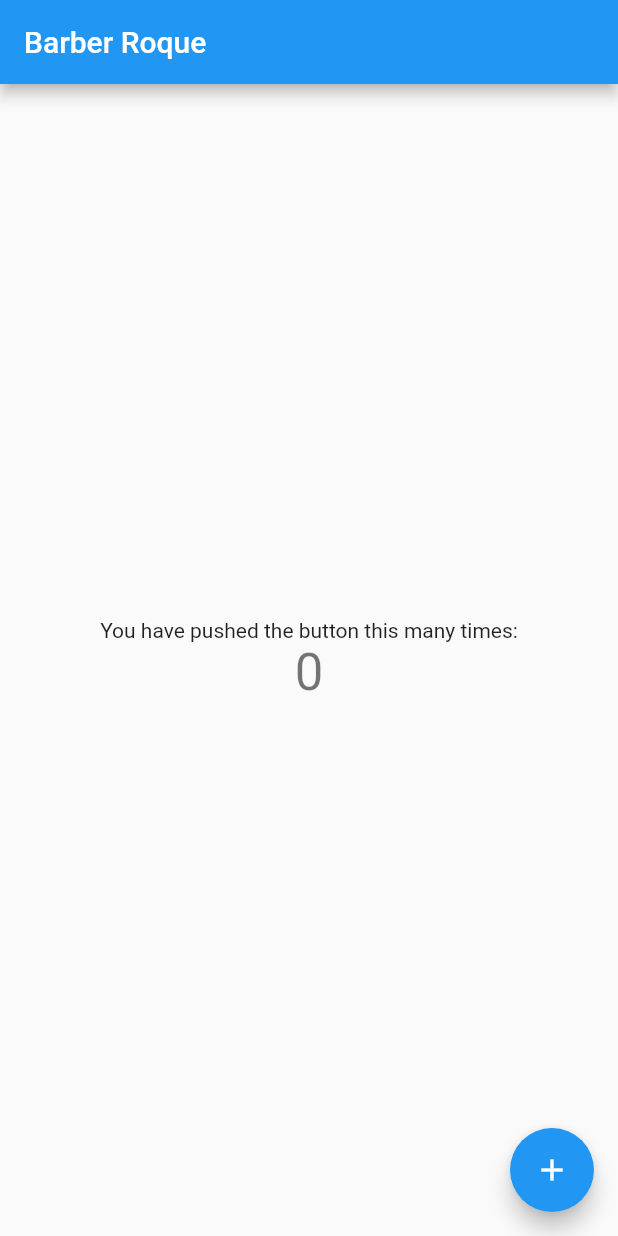
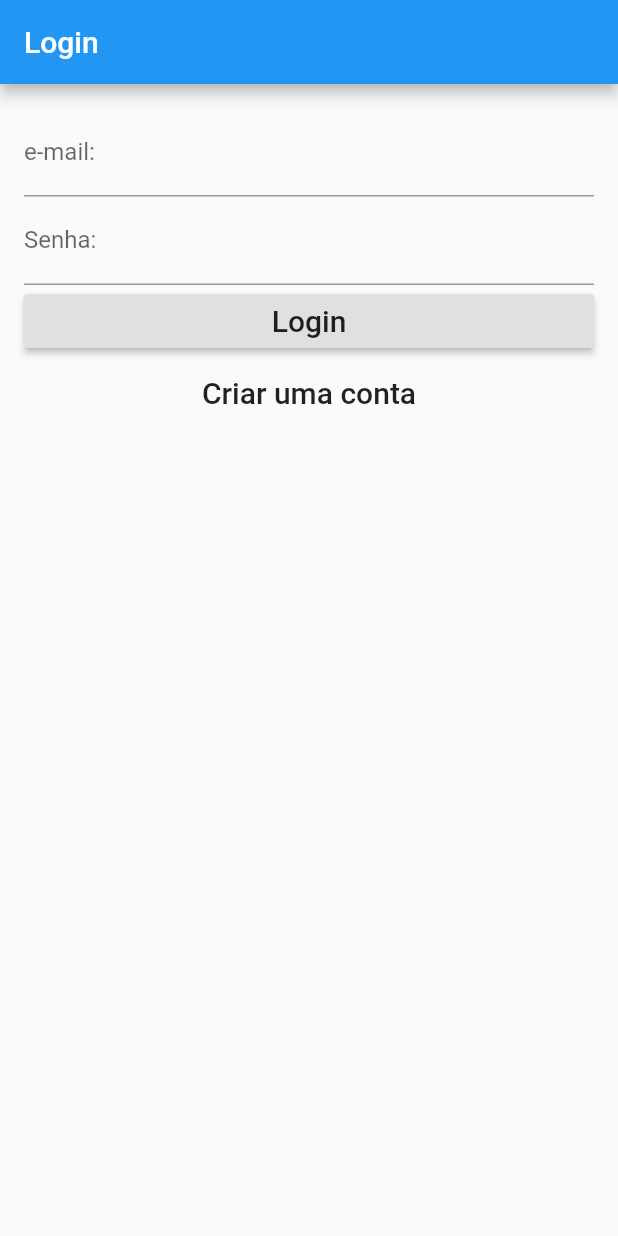
Before and after one commit to JeffersonRoque/barber_roque, a Flutter app: the screen it shows after launch, on a phone screen of 412 x 824 dp. Run offline on Flutter 3.47's test engine with Material 2 defaults, Android fonts, the phone set to English and light mode, and no system bars; our stand-ins replace firebase_auth; accounts and stored records are empty.

Commit message:
Criação login/ registro usuário - Firebase

```diff
--- /dev/null
+++ b/lib/login_page.dart
@@ -0,0 +1,134 @@
+import 'package:flutter/material.dart';
+import 'package:firebase_auth/firebase_auth.dart';
+
+class LoginPage extends StatefulWidget {
+
+  @override
+  State<StatefulWidget> createState() => new _LoginPageState();
+}
+
+//Tipo de Formulários
+enum FormType {
+  login,
+  register
+}
+
+class _LoginPageState extends State<LoginPage>{
+
+  final formKey = new GlobalKey<FormState>();
+
+  String _email;
+  String _password;
+  FormType _formType = FormType.login;
+
+  bool validateAndSave(){
+    final form = formKey.currentState;
+    if(form.validate()){
+      form.save();
+      return true;
+    }
+    return false;
+  }
+
+  //Ação do Botão
+  void validateAndSubmit() async{
+    if (validateAndSave()){
+      try{
+        if(_formType == FormType.login){
+          final FirebaseUser user = (await FirebaseAuth.instance.signInWithEmailAndPassword(email: _email, password: _password)).user;
+          print('Signed in: ${user.uid}');
+        }else{
+          final FirebaseUser user = (await FirebaseAuth.instance.createUserWithEmailAndPassword(email: _email, password: _password,)).user;
+          print('Registered in: ${user.uid}');
+        }
+      }
+      catch (e){
+        print('Error $e');
+      }
+    }
+  }
+
+  void moveToRegister(){
+    formKey.currentState.reset();
+    setState(() {
+      _formType = FormType.register;
+    });
+  }
+
+  void moveToLogin(){
+    formKey.currentState.reset();
+    setState(() {
+      _formType = FormType.login;
+    });
+  }
+
+  //Conteúdo da Página
+  @override
+    Widget build(BuildContext context) {
+      return new Scaffold(
+        appBar: new AppBar(title: new Text('Login')
+        ),
+        body: new Container(
+          padding: EdgeInsets.all(16.0), //Distancia entre os formulários
+          child: new Form(
+            key: formKey,
+            child: new Column(
+              crossAxisAlignment: CrossAxisAlignment.stretch, //posição do botão
+              children: buildInputs() + buildSubmitButton(),
+            ),
+          ),
+        ),
+      );
+    }
+
+    // Formulários
+    List<Widget> buildInputs(){
+      return [
+        //e-mail
+        new TextFormField(
+          decoration: new InputDecoration(labelText: 'e-mail:'),
+          validator: (value) => value.isEmpty ? "e-mail obrigatório !" : null,
+          onSaved: (value) => _email = value,
+        ),
+        //senha
+        new TextFormField(
+          decoration: new InputDecoration(labelText: 'Senha:'),
+          obscureText: true,
+          validator: (value) => value.isEmpty ? "senha obrigatória !" : null,
+          onSaved: (value) => _password = value,
+        ),
+      ];
+    }
+
+    //Botões
+    List<Widget> buildSubmitButton(){
+      if(_formType == FormType.login){
+        return [
+          //Login
+          new RaisedButton(
+            child: new Text('Login', style: new TextStyle(fontSize: 20.0)),
+            onPressed: validateAndSubmit,
+          ),
+          //Criar uma conta
+          new FlatButton(
+            onPressed: moveToRegister,
+            child: new Text('Criar uma conta', style: new TextStyle(fontSize: 20.0)),
+          ),
+        ];
+      } else{
+        return [
+          //Criar conta
+          new RaisedButton(
+            child: new Text('Criar conta', style: new TextStyle(fontSize: 20.0)),
+            onPressed: validateAndSubmit,
+          ),
+          //Retornar
+          new FlatButton(
+            onPressed: moveToLogin,
+            child: new Text('Já possui uma conta? Login', style: new TextStyle(fontSize: 20.0)),
+          ),
+        ];
+      }
+
+    }
+}
--- a/lib/main.dart
+++ b/lib/main.dart
@@ -1,111 +1,21 @@
 import 'package:flutter/material.dart';
+import 'login_page.dart';
 
-void main() => runApp(MyApp());
-
-class MyApp extends StatelessWidget {
-  // This widget is the root of your application.
-  @override
-  Widget build(BuildContext context) {
-    return MaterialApp(
-      title: 'Flutter Demo',
-      theme: ThemeData(
-        // This is the theme of your application.
-        //
-        // Try running your application with "flutter run". You'll see the
-        // application has a blue toolbar. Then, without quitting the app, try
-        // changing the primarySwatch below to Colors.green and then invoke
-        // "hot reload" (press "r" in the console where you ran "flutter run",
-        // or simply save your changes to "hot reload" in a Flutter IDE).
-        // Notice that the counter didn't reset back to zero; the application
-        // is not restarted.
-        primarySwatch: Colors.blue,
-      ),
-      home: MyHomePage(title: 'Barber Roque'),
-    );
-  }
+void main() {
+  runApp(new MyApp());
 }
 
-class MyHomePage extends StatefulWidget {
-  MyHomePage({Key key, this.title}) : super(key: key);
-
-  // This widget is the home page of your application. It is stateful, meaning
-  // that it has a State object (defined below) that contains fields that affect
-  // how it looks.
-
-  // This class is the configuration for the state. It holds the values (in this
-  // case the title) provided by the parent (in this case the App widget) and
-  // used by the build method of the State. Fields in a Widget subclass are
-  // always marked "final".
-
-  final String title;
+class MyApp extends StatelessWidget{
 
   @override
-  _MyHomePageState createState() => _MyHomePageState();
+    Widget build(BuildContext context){
+
+      return new MaterialApp(
+        title: "Baber Roque login",
+        theme: new ThemeData(
+          primarySwatch: Colors.blue,
+        ),
+        home: new LoginPage(), //Pagina principal
+      );
+    }
 }
-
-class _MyHomePageState extends State<MyHomePage> {
-  int _counter = 0;
-
-  void _incrementCounter() {
-    setState(() {
-      // This call to setState tells the Flutter framework that something has
-      // changed in this State, which causes it to rerun the build method below
-      // so that the display can reflect the updated values. If we changed
-      // _counter without calling setState(), then the build method would not be
-      // called again, and so nothing would appear to happen.
-      _counter++;
-    });
-  }
-
-  @override
-  Widget build(BuildContext context) {
-    // This method is rerun every time setState is called, for instance as done
-    // by the _incrementCounter method above.
-    //
-    // The Flutter framework has been optimized to make rerunning build methods
-    // fast, so that you can just rebuild anything that needs updating rather
-    // than having to individually change instances of widgets.
-    return Scaffold(
-      appBar: AppBar(
-        // Here we take the value from the MyHomePage object that was created by
-        // the App.build method, and use it to set our appbar title.
-        title: Text(widget.title),
-      ),
-      body: Center(
-        // Center is a layout widget. It takes a single child and positions it
-        // in the middle of the parent.
-        child: Column(
-          // Column is also a layout widget. It takes a list of children and
-          // arranges them vertically. By default, it sizes itself to fit its
-          // children horizontally, and tries to be as tall as its parent.
-          //
-          // Invoke "debug painting" (press "p" in the console, choose the
-          // "Toggle Debug Paint" action from the Flutter Inspector in Android
-          // Studio, or the "Toggle Debug Paint" command in Visual Studio Code)
-          // to see the wireframe for each widget.
-          //
-          // Column has various properties to control how it sizes itself and
-          // how it positions its children. Here we use mainAxisAlignment to
-          // center the children vertically; the main axis here is the vertical
-          // axis because Columns are vertical (the cross axis would be
-          // horizontal).
-          mainAxisAlignment: MainAxisAlignment.center,
-          children: <Widget>[
-            Text(
-              'You have pushed the button this many times:',
-            ),
-            Text(
-              '$_counter',
-              style: Theme.of(context).textTheme.display1,
-            ),
-          ],
-        ),
-      ),
-      floatingActionButton: FloatingActionButton(
-        onPressed: _incrementCounter,
-        tooltip: 'Increment',
-        child: Icon(Icons.add),
-      ), // This trailing comma makes auto-formatting nicer for build methods.
-    );
-  }
-}
--- a/pubspec.yaml
+++ b/pubspec.yaml
@@ -19,8 +19,9 @@ environment:
 dependencies:
   flutter:
     sdk: flutter
-  firebase_core: ^0.2.5  # add dependency for Firebase Core
+  firebase_core: ^0.4.4  # add dependency for Firebase Core
   firebase_analytics: ^1.0.4  # add dependency for Google Analytics for Firebase
+  firebase_auth: ^0.15.5+3 # add dependency for Firebase auth
 
   # The following adds the Cupertino Icons font to your application.
   # Use with the CupertinoIcons class for iOS style icons.
```
Also changed, not shown: pubspec.lock.
